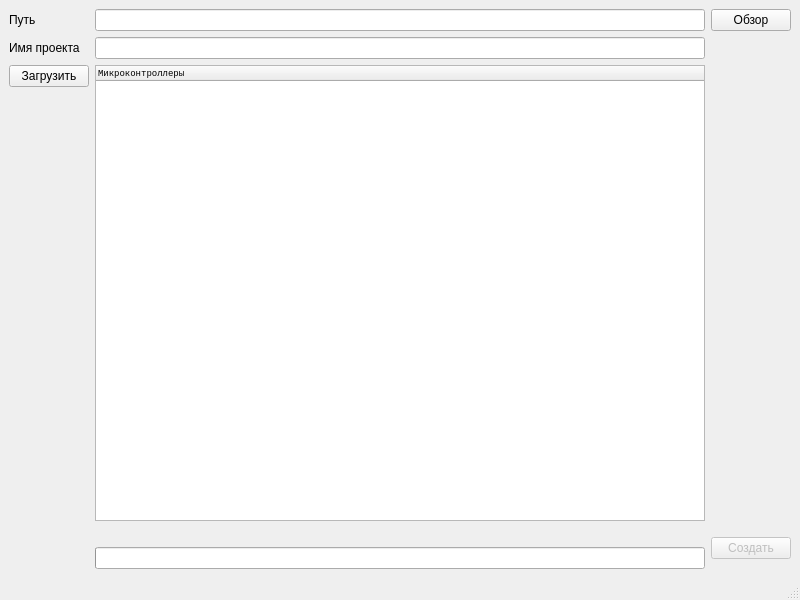
revermun/mc_project_creator, file mainwindow.ui: the form before one commit.
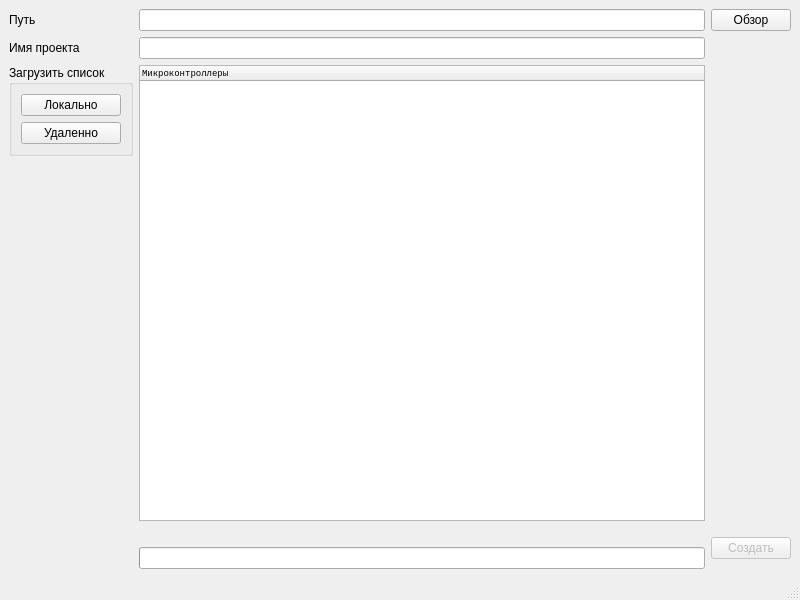
The form after the commit. Custom widgets are drawn as their Qt base class.

Commit message: add config download options

```diff
--- a/mainwindow.ui
+++ b/mainwindow.ui
@@ -107,10 +107,26 @@
     <item row="2" column="0">
      <layout class="QVBoxLayout" name="verticalLayout">
       <item>
-       <widget class="QPushButton" name="pushButton">
-        <property name="text">
-         <string>Загрузить</string>
+       <widget class="QGroupBox" name="groupBox">
+        <property name="title">
+         <string>Загрузить список</string>
         </property>
+        <layout class="QVBoxLayout" name="verticalLayout_4">
+         <item>
+          <widget class="QPushButton" name="pushButton">
+           <property name="text">
+            <string>Локально</string>
+           </property>
+          </widget>
+         </item>
+         <item>
+          <widget class="QPushButton" name="pushButton_2">
+           <property name="text">
+            <string>Удаленно</string>
+           </property>
+          </widget>
+         </item>
+        </layout>
        </widget>
       </item>
       <item>
```
Left out of the diff: 21 changed lines with no effect on the pictures. The commit also changes 2 other files.
